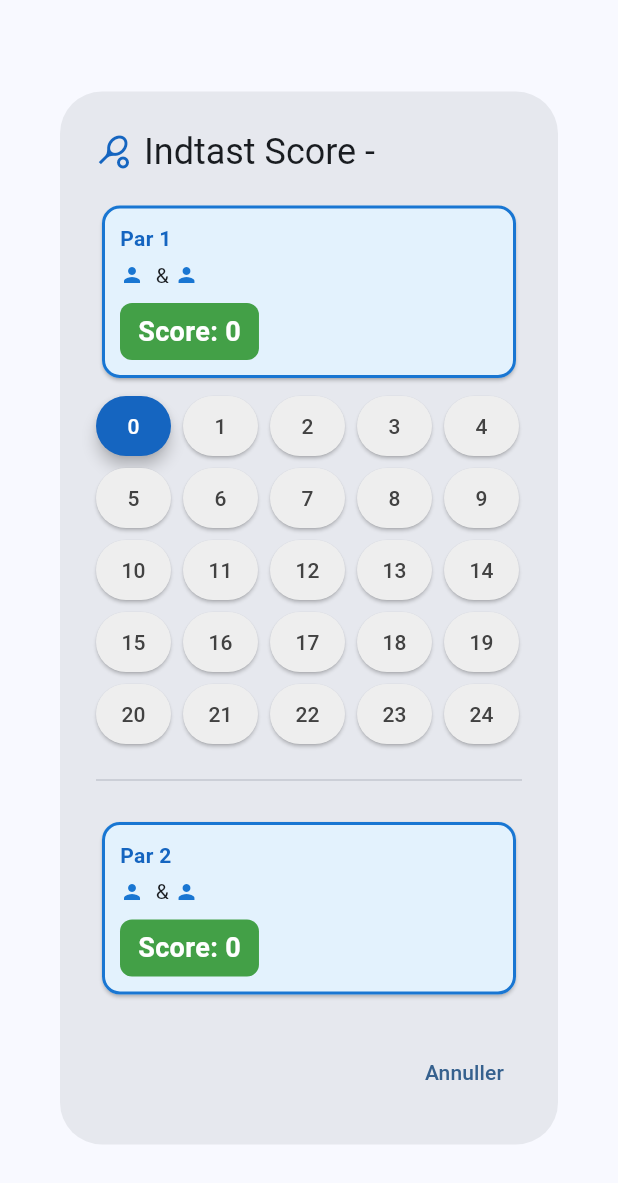
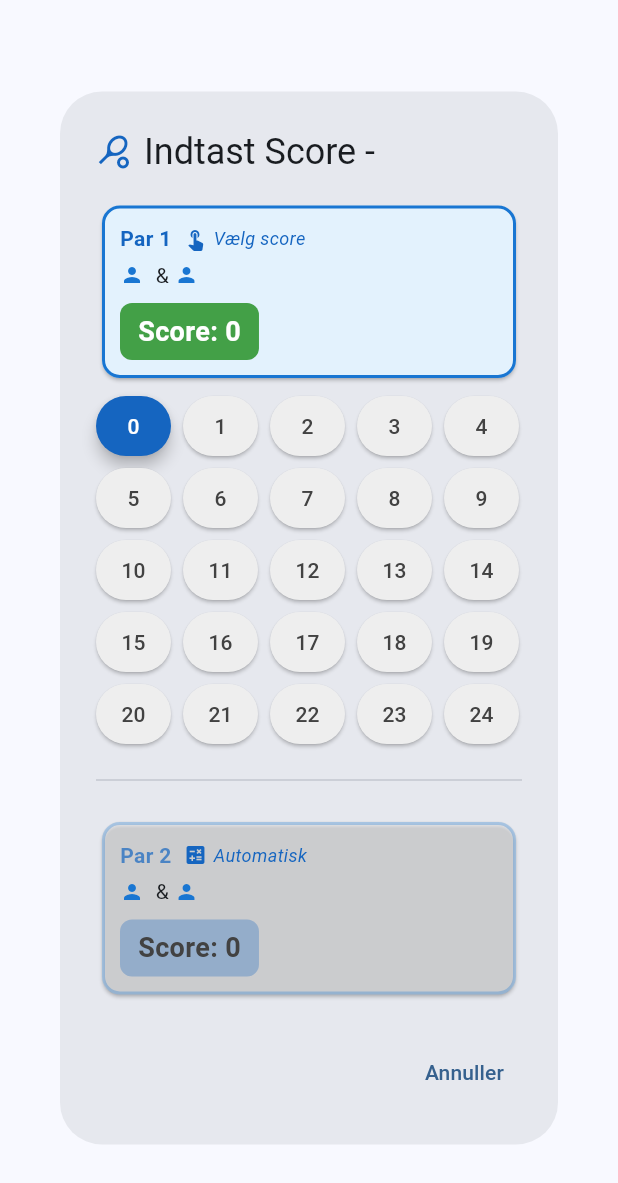
Before and after one commit to aerodk/ubiquitous-octo-disco, a Flutter app: the ScoreInputDialog widget shown alone on an empty page, opened directly with empty values, on a phone screen of 412 x 824 dp. Shown: the top 1183 px of the screen. Run offline on Flutter 3.47's test engine with Material 3 defaults, Android fonts, the phone set to English and light mode, and no system bars; our stand-ins replace csv, shared_preferences; accounts and stored records are empty.

Commit message:
Implement context-aware score input based on team side
Co-authored-by: aerodk <13653986+aerodk@users.noreply.github.com>

```diff
--- a/lib/widgets/match_card.dart
+++ b/lib/widgets/match_card.dart
@@ -26,12 +26,13 @@ class MatchCard extends StatefulWidget {
 }
 
 class _MatchCardState extends State<MatchCard> {
-  void _showScoreInput() {
+  void _showScoreInput({bool isTeam1 = true}) {
     showDialog(
       context: context,
       builder: (context) => ScoreInputDialog(
         match: widget.match,
         maxPoints: widget.maxPoints,
+        selectedTeamIsTeam1: isTeam1,
       ),
     ).then((result) {
       if (result != null && result is Map && mounted) {
@@ -84,7 +85,7 @@ class _MatchCardState extends State<MatchCard> {
                 const Spacer(),
                 IconButton(
                   icon: const Icon(Icons.edit, color: AppColors.textLight),
-                  onPressed: _showScoreInput,
+                  onPressed: () => _showScoreInput(),
                   tooltip: 'Indtast score',
                 ),
               ],
@@ -120,7 +121,7 @@ class _MatchCardState extends State<MatchCard> {
                       onPlayerLongPress: widget.onPlayerForceToPause != null
                           ? _showPlayerOptionsMenu
                           : null,
-                      onScoreTap: _showScoreInput,
+                      onScoreTap: () => _showScoreInput(isTeam1: true),
                     ),
                   ),
 
@@ -140,7 +141,7 @@ class _MatchCardState extends State<MatchCard> {
                       onPlayerLongPress: widget.onPlayerForceToPause != null
                           ? _showPlayerOptionsMenu
                           : null,
-                      onScoreTap: _showScoreInput,
+                      onScoreTap: () => _showScoreInput(isTeam1: false),
                     ),
                   ),
                 ],
@@ -195,11 +196,13 @@ class _MatchCardState extends State<MatchCard> {
 class ScoreInputDialog extends StatefulWidget {
   final Match match;
   final int maxPoints;
+  final bool selectedTeamIsTeam1;
 
   const ScoreInputDialog({
     super.key,
     required this.match,
     this.maxPoints = 24,
+    this.selectedTeamIsTeam1 = true,
   });
 
   @override
@@ -217,9 +220,9 @@ class _ScoreInputDialogState extends State<ScoreInputDialog> {
     _team2Score = widget.match.team2Score;
   }
 
-  void _selectScore(bool isTeam1, int score) {
+  void _selectScore(int score) {
     setState(() {
-      if (isTeam1) {
+      if (widget.selectedTeamIsTeam1) {
         _team1Score = score;
         // Auto-calculate team 2 score (total points - team1)
         _team2Score = widget.maxPoints - score;
@@ -234,6 +237,14 @@ class _ScoreInputDialogState extends State<ScoreInputDialog> {
 
   @override
   Widget build(BuildContext context) {
+    final selectedTeam = widget.selectedTeamIsTeam1 ? widget.match.team1 : widget.match.team2;
+    final selectedTeamLabel = widget.selectedTeamIsTeam1 ? 'Par 1' : 'Par 2';
+    final selectedScore = widget.selectedTeamIsTeam1 ? _team1Score : _team2Score;
+
+    final otherTeam = widget.selectedTeamIsTeam1 ? widget.match.team2 : widget.match.team1;
+    final otherTeamLabel = widget.selectedTeamIsTeam1 ? 'Par 2' : 'Par 1';
+    final otherScore = widget.selectedTeamIsTeam1 ? _team2Score : _team1Score;
+
     return AlertDialog(
       title: Row(
         children: [
@@ -249,7 +260,7 @@ class _ScoreInputDialogState extends State<ScoreInputDialog> {
           mainAxisSize: MainAxisSize.min,
           crossAxisAlignment: CrossAxisAlignment.start,
           children: [
-            // Team 1
+            // Selected Team (Active input)
             Card(
               color: AppColors.courtBackgroundLight,
               shape: RoundedRectangleBorder(
@@ -261,27 +272,42 @@ class _ScoreInputDialogState extends State<ScoreInputDialog> {
                 child: Column(
                   crossAxisAlignment: CrossAxisAlignment.start,
                   children: [
-                    const Text(
-                      'Par 1',
-                      style: TextStyle(
+                    Row(
+                      children: [
+                        Text(
+                          selectedTeamLabel,
+                          style: const TextStyle(
                             fontWeight: FontWeight.bold,
                             color: AppColors.teamLabel,
                             fontSize: 14,
                           ),
+                        ),
+                        const SizedBox(width: 8),
+                        const Icon(Icons.touch_app, size: 16, color: AppColors.courtHeader),
+                        const SizedBox(width: 4),
+                        const Text(
+                          'Vælg score',
+                          style: TextStyle(
+                            fontSize: 12,
+                            color: AppColors.courtHeader,
+                            fontStyle: FontStyle.italic,
+                          ),
+                        ),
+                      ],
                     ),
                     const SizedBox(height: 4),
                     Row(
                       children: [
                         const Icon(Icons.person, size: 16, color: AppColors.playerIcon),
                         const SizedBox(width: 4),
-                        Text(widget.match.team1.player1.name),
+                        Text(selectedTeam.player1.name),
                         const Text(' & '),
                         const Icon(Icons.person, size: 16, color: AppColors.playerIcon),
                         const SizedBox(width: 4),
-                        Text(widget.match.team1.player2.name),
+                        Text(selectedTeam.player2.name),
                       ],
                     ),
-                    if (_team1Score != null) ...[
+                    if (selectedScore != null) ...[
                       const SizedBox(height: 8),
                       Container(
                         padding: const EdgeInsets.symmetric(horizontal: 12, vertical: 6),
@@ -290,7 +316,7 @@ class _ScoreInputDialogState extends State<ScoreInputDialog> {
                           borderRadius: BorderRadius.circular(8),
                         ),
                         child: Text(
-                          'Score: $_team1Score',
+                          'Score: $selectedScore',
                           style: const TextStyle(
                             fontSize: 18,
                             fontWeight: FontWeight.bold,
@@ -308,12 +334,12 @@ class _ScoreInputDialogState extends State<ScoreInputDialog> {
               spacing: 8,
               runSpacing: 8,
               children: List.generate(widget.maxPoints + 1, (index) {
-                final isSelected = _team1Score == index;
+                final isSelected = selectedScore == index;
                 return SizedBox(
                   width: 50,
                   height: 40,
                   child: ElevatedButton(
-                    onPressed: () => _selectScore(true, index),
+                    onPressed: () => _selectScore(index),
                     style: ElevatedButton.styleFrom(
                       backgroundColor: isSelected ? AppColors.courtHeader : AppColors.scoreEmpty,
                       foregroundColor: isSelected ? AppColors.textLight : AppColors.textDark,
@@ -328,52 +354,67 @@ class _ScoreInputDialogState extends State<ScoreInputDialog> {
             const SizedBox(height: 16),
             const Divider(),
             const SizedBox(height: 16),
-            // Team 2
+            // Other Team (Auto-calculated, read-only)
             Card(
-              color: AppColors.courtBackgroundLight,
+              color: AppColors.scoreEmpty.withOpacity(0.5),
               shape: RoundedRectangleBorder(
                 borderRadius: BorderRadius.circular(12),
-                side: const BorderSide(color: AppColors.courtBorder, width: 2),
+                side: BorderSide(color: AppColors.courtBorder.withOpacity(0.3), width: 2),
               ),
               child: Padding(
                 padding: const EdgeInsets.all(12),
                 child: Column(
                   crossAxisAlignment: CrossAxisAlignment.start,
                   children: [
-                    const Text(
-                      'Par 2',
+                    Row(
+                      children: [
+                        Text(
+                          otherTeamLabel,
                           style: TextStyle(
                             fontWeight: FontWeight.bold,
-                        color: AppColors.teamLabel,
+                            color: AppColors.teamLabel.withOpacity(0.7),
                             fontSize: 14,
                           ),
+                        ),
+                        const SizedBox(width: 8),
+                        const Icon(Icons.calculate, size: 16, color: AppColors.teamLabel),
+                        const SizedBox(width: 4),
+                        const Text(
+                          'Automatisk',
+                          style: TextStyle(
+                            fontSize: 12,
+                            color: AppColors.teamLabel,
+                            fontStyle: FontStyle.italic,
+                          ),
+                        ),
+                      ],
                     ),
                     const SizedBox(height: 4),
                     Row(
                       children: [
                         const Icon(Icons.person, size: 16, color: AppColors.playerIcon),
                         const SizedBox(width: 4),
-                        Text(widget.match.team2.player1.name),
+                        Text(otherTeam.player1.name),
                         const Text(' & '),
                         const Icon(Icons.person, size: 16, color: AppColors.playerIcon),
                         const SizedBox(width: 4),
-                        Text(widget.match.team2.player2.name),
+                        Text(otherTeam.player2.name),
                       ],
                     ),
-                    if (_team2Score != null) ...[
+                    if (otherScore != null) ...[
                       const SizedBox(height: 8),
                       Container(
                         padding: const EdgeInsets.symmetric(horizontal: 12, vertical: 6),
                         decoration: BoxDecoration(
-                          color: AppColors.scoreEntered,
+                          color: AppColors.teamLabel.withOpacity(0.3),
                           borderRadius: BorderRadius.circular(8),
                         ),
                         child: Text(
-                          'Score: $_team2Score',
+                          'Score: $otherScore',
                           style: const TextStyle(
                             fontSize: 18,
                             fontWeight: FontWeight.bold,
-                            color: AppColors.textLight,
+                            color: AppColors.textDark,
                           ),
                         ),
                       ),
```
Also changed, not shown: 1 other file. Lines whose indentation alone changed are shown as unchanged.
